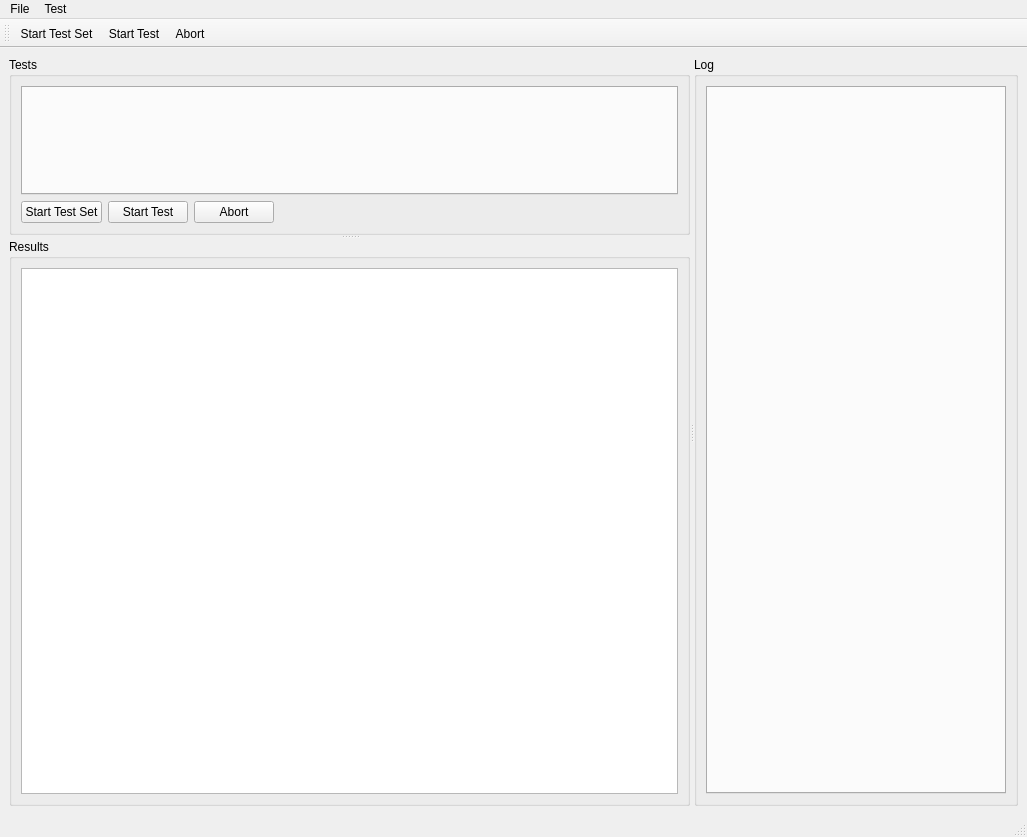
This is bin/MainWindow.ui in ViktorFagerlind/TestFramework as Qt 5 draws it before an edit. The edited form follows.
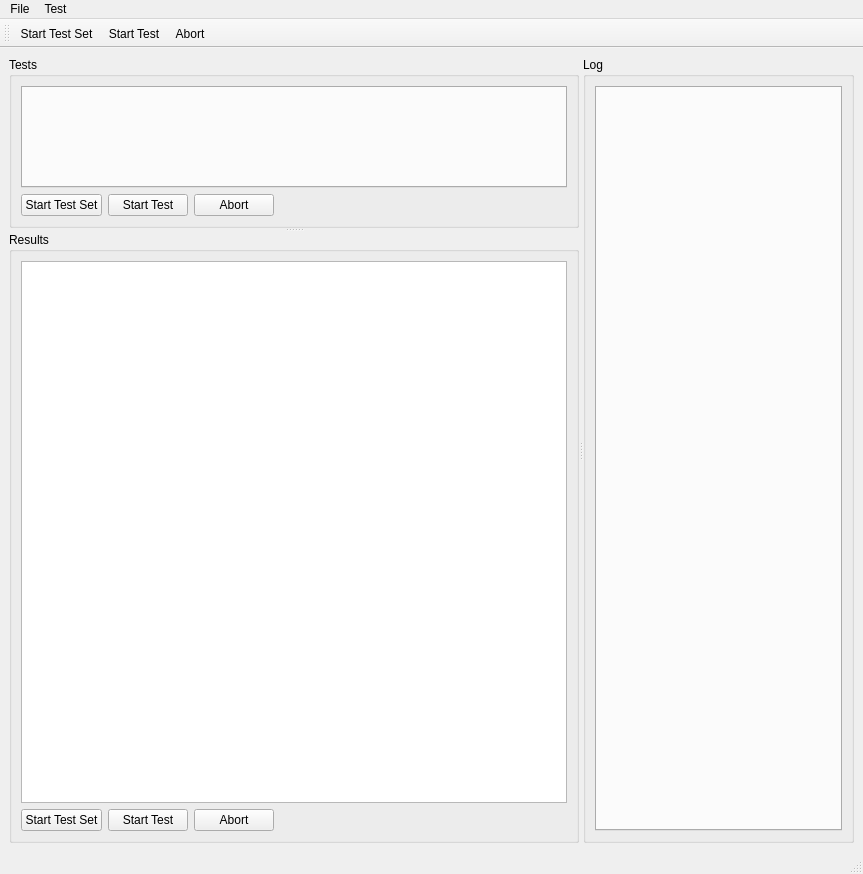
This is the edited form. Icons and pictures are not drawn.

```diff
--- a/bin/MainWindow.ui
+++ b/bin/MainWindow.ui
@@ -6,8 +6,8 @@
    <rect>
     <x>0</x>
     <y>0</y>
-    <width>1027</width>
-    <height>837</height>
+    <width>863</width>
+    <height>874</height>
    </rect>
   </property>
   <property name="windowTitle">
@@ -99,6 +99,59 @@
          <item>
           <widget class="QTreeView" name="TreeViewResults"/>
          </item>
+         <item>
+          <layout class="QHBoxLayout" name="horizontalLayout_2">
+           <property name="sizeConstraint">
+            <enum>QLayout::SetMinimumSize</enum>
+           </property>
+           <item>
+            <widget class="QPushButton" name="startSetButton_2">
+             <property name="text">
+              <string>Start Test Set</string>
+             </property>
+             <property name="icon">
+              <iconset>
+               <normaloff>../data/icons/Play.ico</normaloff>../data/icons/Play.ico</iconset>
+             </property>
+            </widget>
+           </item>
+           <item>
+            <widget class="QPushButton" name="startTestButton_2">
+             <property name="text">
+              <string>Start Test</string>
+             </property>
+             <property name="icon">
+              <iconset>
+               <normaloff>../data/icons/Play.ico</normaloff>../data/icons/Play.ico</iconset>
+             </property>
+            </widget>
+           </item>
+           <item>
+            <widget class="QPushButton" name="abortButton_2">
+             <property name="text">
+              <string>Abort</string>
+             </property>
+             <property name="icon">
+              <iconset>
+               <normaloff>../data/icons/Cancel.ico</normaloff>../data/icons/Cancel.ico</iconset>
+             </property>
+            </widget>
+           </item>
+           <item>
+            <spacer name="horizontalSpacer_2">
+             <property name="orientation">
+              <enum>Qt::Horizontal</enum>
+             </property>
+             <property name="sizeHint" stdset="0">
+              <size>
+               <width>40</width>
+               <height>20</height>
+              </size>
+             </property>
+            </spacer>
+           </item>
+          </layout>
+         </item>
         </layout>
        </widget>
       </widget>
@@ -125,7 +178,7 @@
     <rect>
      <x>0</x>
      <y>0</y>
-     <width>1027</width>
+     <width>863</width>
      <height>21</height>
     </rect>
    </property>
```
